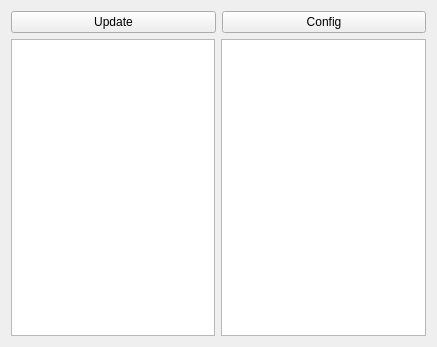
Qt form mainwindow.ui (IJHack/QtPass) before a commit.
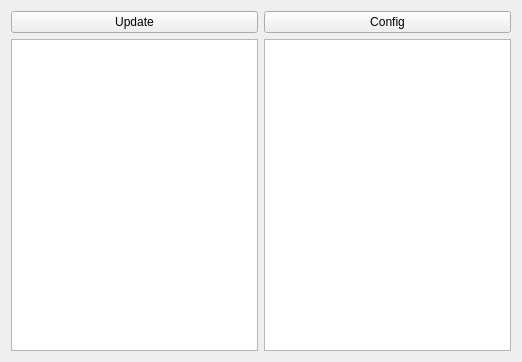
The same form after that commit.

The edit to the form file:
```diff
--- a/mainwindow.ui
+++ b/mainwindow.ui
@@ -6,8 +6,8 @@
    <rect>
     <x>0</x>
     <y>0</y>
-    <width>437</width>
-    <height>347</height>
+    <width>522</width>
+    <height>362</height>
    </rect>
   </property>
   <property name="windowTitle">
```
